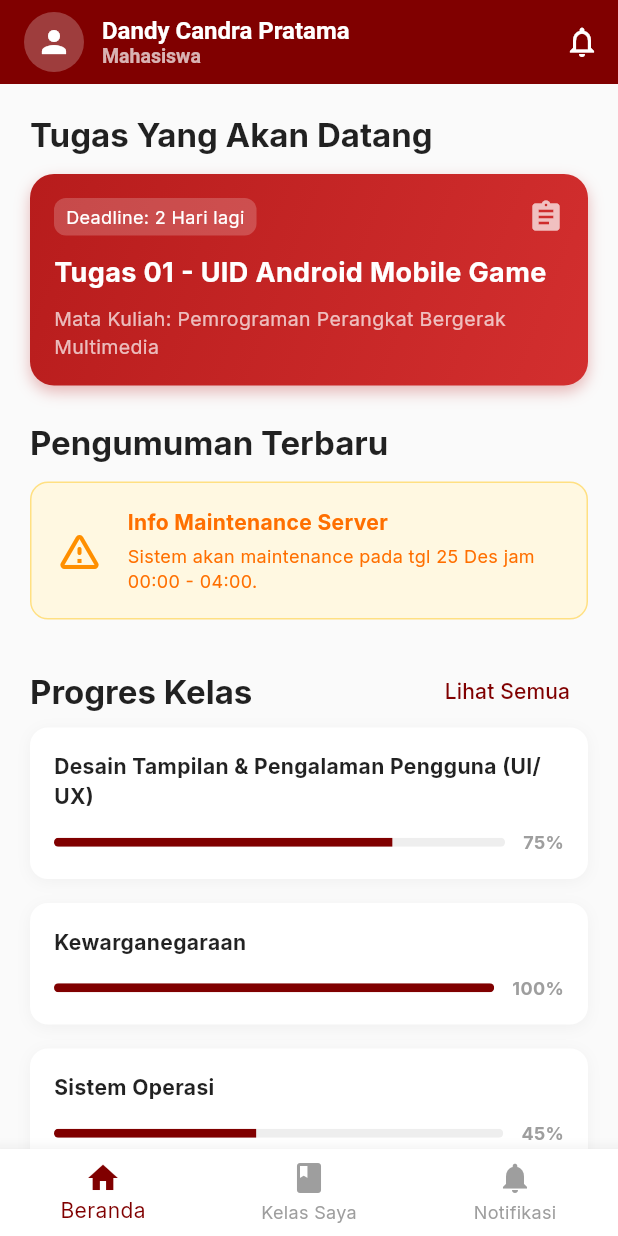
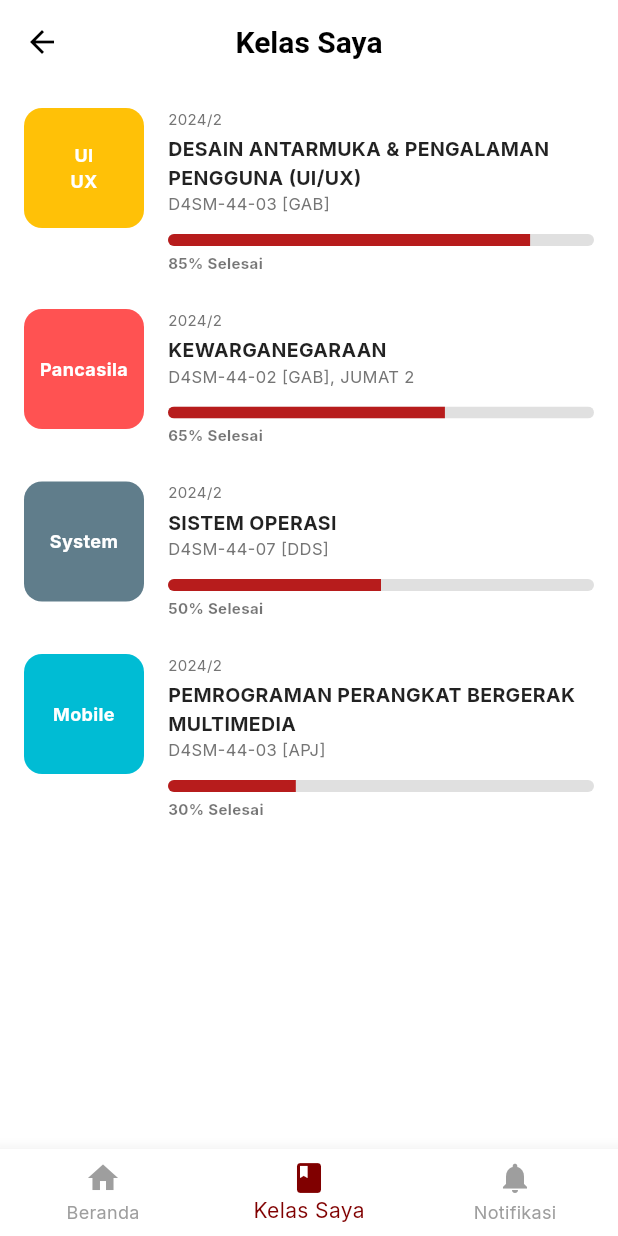
Before and after one commit to andikasanjaya9157364-alt/Sistem-Manajemen-Pembelajaran-Aplikasi-1, a Flutter app: the screen it shows after launch, after a tap on "Masuk", after a tap on "Lihat Semua", on a phone screen of 412 x 824 dp. Run offline on Flutter 3.47's test engine with Material 3 defaults, Android fonts, the phone set to English and light mode, and no system bars; our stand-ins replace google_fonts.

Commit message:
mengimplementasikan fitur kelas saya dan notifikasi

```diff
--- a/lib/screens/dashboard_screen.dart
+++ b/lib/screens/dashboard_screen.dart
@@ -1,5 +1,7 @@
 import 'package:flutter/material.dart';
 import 'package:learning_management_system/theme.dart';
+import 'my_courses_screen.dart';
+import 'notifications_screen.dart';
 
 class DashboardScreen extends StatefulWidget {
   final String userRole;
@@ -13,7 +15,8 @@ class DashboardScreen extends StatefulWidget {
 class _DashboardScreenState extends State<DashboardScreen> {
   int _selectedIndex = 0;
 
-  final List<Map<String, dynamic>> _courses = [
+  // Course data reused for the Home tab summary
+  final List<Map<String, dynamic>> _courses = const [
     {'title': 'Desain Tampilan & Pengalaman Pengguna (UI/UX)', 'progress': 0.75},
     {'title': 'Kewarganegaraan', 'progress': 1.0},
     {'title': 'Sistem Operasi', 'progress': 0.45},
@@ -23,6 +26,12 @@ class _DashboardScreenState extends State<DashboardScreen> {
     {'title': 'Olah Raga', 'progress': 0.90},
   ];
 
+  /*
+     We will define the pages here.
+     Note that we are creating a method for the Home content to keep the build method clean,
+     and reusing the new MyCoursesScreen for index 1.
+  */
+
   void _onItemTapped(int index) {
     setState(() {
       _selectedIndex = index;
@@ -31,9 +40,21 @@ class _DashboardScreenState extends State<DashboardScreen> {
 
   @override
   Widget build(BuildContext context) {
+    // List of widgets for proper state switching
+    // Index 0: Home (Custom method below)
+    // Index 1: MyCoursesScreen
+    // Index 2: Notifications Placeholder
+    final List<Widget> pages = [
+      _buildHomeContent(),
+      const MyCoursesScreen(),
+      const NotificationsScreen(),
+    ];
+
     return Scaffold(
       backgroundColor: Colors.grey[50],
-      appBar: AppBar(
+      // We only show the custom AppBar if we are on the Home screen (Index 0).
+      // MyCoursesScreen has its own AppBar.
+      appBar: _selectedIndex == 0 ? AppBar(
         backgroundColor: CeLOETheme.primaryColor,
         elevation: 0,
         title: Row(
@@ -64,8 +85,39 @@ class _DashboardScreenState extends State<DashboardScreen> {
             onPressed: () {},
           ),
         ],
+      ) : null, // Null AppBar for other tabs to let them define their own
+
+      body: pages[_selectedIndex],
+
+      bottomNavigationBar: BottomNavigationBar(
+        items: const <BottomNavigationBarItem>[
+          BottomNavigationBarItem(
+            icon: Icon(Icons.home),
+            label: 'Beranda',
+          ),
+          BottomNavigationBarItem(
+            icon: Icon(Icons.book),
+            label: 'Kelas Saya',
+          ),
+          BottomNavigationBarItem(
+            icon: Icon(Icons.notifications),
+            label: 'Notifikasi',
+          ),
+        ],
+        currentIndex: _selectedIndex,
+        selectedItemColor: CeLOETheme.primaryColor,
+        unselectedItemColor: Colors.grey,
+        onTap: _onItemTapped,
+        type: BottomNavigationBarType.fixed,
+        backgroundColor: Colors.white,
+        elevation: 10,
       ),
-      body: SingleChildScrollView(
+    );
+  }
+
+  // Extracted Home Content
+  Widget _buildHomeContent() {
+    return SingleChildScrollView(
         child: Padding(
           padding: const EdgeInsets.all(20.0),
           child: Column(
@@ -186,7 +238,7 @@ class _DashboardScreenState extends State<DashboardScreen> {
 
               const SizedBox(height: 24),
 
-              // Course Progress List
+              // Course Progress List (Preview on Home)
               Row(
                 mainAxisAlignment: MainAxisAlignment.spaceBetween,
                 children: [
@@ -198,7 +250,12 @@ class _DashboardScreenState extends State<DashboardScreen> {
                     ),
                   ),
                   TextButton(
-                    onPressed: (){},
+                    onPressed: (){
+                      // Switch to "Kelas Saya" tab
+                      setState(() {
+                         _selectedIndex = 1;
+                      });
+                    },
                     child: const Text('Lihat Semua',
                       style: TextStyle(color: CeLOETheme.primaryColor)
                     )
@@ -206,10 +263,11 @@ class _DashboardScreenState extends State<DashboardScreen> {
                 ],
               ),
 
+              // We show a limited list on the home screen (first 3)
               ListView.builder(
                 shrinkWrap: true,
                 physics: const NeverScrollableScrollPhysics(),
-                itemCount: _courses.length,
+                itemCount: 3, // Only show top 3
                 itemBuilder: (context, index) {
                   final course = _courses[index];
                   return Container(
@@ -271,30 +329,6 @@ class _DashboardScreenState extends State<DashboardScreen> {
             ],
           ),
         ),
-      ),
-      bottomNavigationBar: BottomNavigationBar(
-        items: const <BottomNavigationBarItem>[
-          BottomNavigationBarItem(
-            icon: Icon(Icons.home),
-            label: 'Beranda',
-          ),
-          BottomNavigationBarItem(
-            icon: Icon(Icons.class_), // 'class' is a keyword, so use 'class_' or Icons.book
-            label: 'Kelas Saya',
-          ),
-          BottomNavigationBarItem(
-            icon: Icon(Icons.notifications),
-            label: 'Notifikasi',
-          ),
-        ],
-        currentIndex: _selectedIndex,
-        selectedItemColor: CeLOETheme.primaryColor,
-        unselectedItemColor: Colors.grey,
-        onTap: _onItemTapped,
-        type: BottomNavigationBarType.fixed,
-        backgroundColor: Colors.white,
-        elevation: 10,
-      ),
-    );
+      );
   }
 }
--- /dev/null
+++ b/lib/screens/my_courses_screen.dart
@@ -0,0 +1,146 @@
+import 'package:flutter/material.dart';
+import 'package:learning_management_system/theme.dart';
+
+class MyCoursesScreen extends StatelessWidget {
+  const MyCoursesScreen({super.key});
+
+  final List<Map<String, dynamic>> _courses = const [
+    {
+      'title': 'DESAIN ANTARMUKA & PENGALAMAN PENGGUNA (UI/UX)',
+      'code': 'D4SM-44-03 [GAB]',
+      'progress': 0.85,
+      'color': Colors.amber,
+      'icon': 'UI\nUX'
+    },
+    {
+      'title': 'KEWARGANEGARAAN',
+      'code': 'D4SM-44-02 [GAB], JUMAT 2',
+      'progress': 0.65,
+      'color': Colors.redAccent,
+      'icon': 'Pancasila'
+    },
+    {
+      'title': 'SISTEM OPERASI',
+      'code': 'D4SM-44-07 [DDS]',
+      'progress': 0.50,
+      'color': Colors.blueGrey,
+      'icon': 'System'
+    },
+    {
+      'title': 'PEMROGRAMAN PERANGKAT BERGERAK MULTIMEDIA',
+      'code': 'D4SM-44-03 [APJ]',
+      'progress': 0.30,
+      'color': Colors.cyan,
+      'icon': 'Mobile'
+    },
+  ];
+
+  @override
+  Widget build(BuildContext context) {
+    return Scaffold(
+      backgroundColor: Colors.white,
+      appBar: AppBar(
+        leading: IconButton(
+          icon: const Icon(Icons.arrow_back, color: Colors.black),
+          onPressed: () {
+             // In a real app with navigation stack, this would look different.
+             // Since this is a tab, maybe it shouldn't have a back button,
+             // but the design shows one. We'll leave it but maybe it switches tab?
+             // For now, let's just keep it visual.
+          },
+        ),
+        title: const Text('Kelas Saya', style: TextStyle(fontWeight: FontWeight.bold, color: Colors.black)),
+        backgroundColor: Colors.white,
+        elevation: 0,
+        centerTitle: true,
+      ),
+      body: ListView.builder(
+        padding: const EdgeInsets.all(16),
+        itemCount: _courses.length,
+        itemBuilder: (context, index) {
+          final course = _courses[index];
+          return Container(
+            margin: const EdgeInsets.only(bottom: 24),
+            child: Row(
+              crossAxisAlignment: CrossAxisAlignment.start,
+              children: [
+                // 1. Thumbnail (Placeholder)
+                Container(
+                  width: 80,
+                  height: 80,
+                  decoration: BoxDecoration(
+                    color: course['color'],
+                    borderRadius: BorderRadius.circular(12),
+                  ),
+                  alignment: Alignment.center,
+                  child: Text(
+                    course['icon'],
+                    textAlign: TextAlign.center,
+                    style: const TextStyle(
+                      color: Colors.white,
+                      fontWeight: FontWeight.bold,
+                      fontSize: 12
+                    ),
+                  ),
+                ),
+                const SizedBox(width: 16),
+
+                // 2. Details
+                Expanded(
+                  child: Column(
+                    crossAxisAlignment: CrossAxisAlignment.start,
+                    children: [
+                      Text(
+                        '2024/2', // Hardcoded semester based on reference
+                        style: TextStyle(fontSize: 10, color: Colors.grey[600]),
+                      ),
+                      const SizedBox(height: 4),
+                      Text(
+                        course['title'],
+                        style: const TextStyle(
+                          fontWeight: FontWeight.bold,
+                          fontSize: 13,
+                          color: Colors.black87,
+                        ),
+                        maxLines: 2,
+                        overflow: TextOverflow.ellipsis,
+                      ),
+                      Text(
+                        course['code'],
+                        style: TextStyle(
+                          fontSize: 11,
+                          color: Colors.grey[600],
+                        ),
+                      ),
+                      const SizedBox(height: 12),
+
+                      // Progress Bar
+                      ClipRRect(
+                        borderRadius: BorderRadius.circular(4),
+                        child: LinearProgressIndicator(
+                          value: course['progress'],
+                          backgroundColor: Colors.grey[300],
+                          valueColor: const AlwaysStoppedAnimation<Color>(Color(0xFFB71C1C)), // Deep Red
+                          minHeight: 8,
+                        ),
+                      ),
+                      const SizedBox(height: 4),
+                      Text(
+                        '${(course['progress'] * 100).toInt()}% Selesai',
+                        style: const TextStyle(
+                          fontSize: 10,
+                          fontWeight: FontWeight.bold,
+                          color: Colors.black54,
+                        ),
+                      ),
+                    ],
+                  ),
+                ),
+              ],
+            ),
+          );
+        },
+      ),
+    );
+  }
+}
```
Also changed, not shown: lib/screens/notifications_screen.dart (added, +122 -0 lines).
